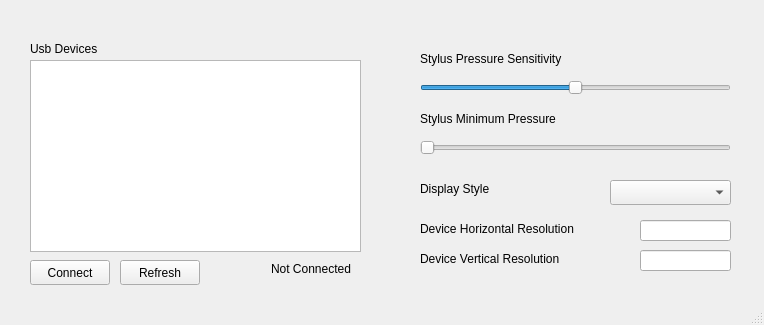
This is virtual-pen-linux-host/mainwindow.ui in androidvirtualpen/virtualpen as Qt 5 draws it before an edit. The edited form follows.
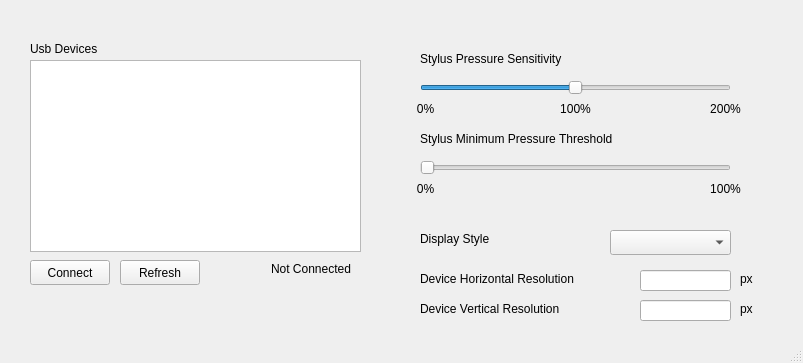
This is the edited form. Icons and pictures are not drawn.

The edit to the form file:
```diff
--- a/virtual-pen-linux-host/mainwindow.ui
+++ b/virtual-pen-linux-host/mainwindow.ui
@@ -6,10 +6,22 @@
    <rect>
     <x>0</x>
     <y>0</y>
-    <width>764</width>
-    <height>325</height>
+    <width>803</width>
+    <height>363</height>
    </rect>
   </property>
+  <property name="minimumSize">
+   <size>
+    <width>803</width>
+    <height>363</height>
+   </size>
+  </property>
+  <property name="maximumSize">
+   <size>
+    <width>803</width>
+    <height>363</height>
+   </size>
+  </property>
   <property name="windowTitle">
    <string>Android Virtual Pen</string>
   </property>
@@ -90,20 +102,20 @@
     <property name="geometry">
      <rect>
       <x>420</x>
-      <y>110</y>
+      <y>130</y>
       <width>311</width>
       <height>17</height>
      </rect>
     </property>
     <property name="text">
-     <string>Stylus Minimum Pressure</string>
+     <string>Stylus Minimum Pressure Threshold</string>
     </property>
    </widget>
    <widget class="QSlider" name="minimumPressureSlider">
     <property name="geometry">
      <rect>
       <x>420</x>
-      <y>140</y>
+      <y>160</y>
       <width>311</width>
       <height>16</height>
      </rect>
@@ -138,7 +150,7 @@
     <property name="geometry">
      <rect>
       <x>640</x>
-      <y>220</y>
+      <y>270</y>
       <width>91</width>
       <height>21</height>
      </rect>
@@ -148,7 +160,7 @@
     <property name="geometry">
      <rect>
       <x>420</x>
-      <y>220</y>
+      <y>270</y>
       <width>211</width>
       <height>17</height>
      </rect>
@@ -161,7 +173,7 @@
     <property name="geometry">
      <rect>
       <x>640</x>
-      <y>250</y>
+      <y>300</y>
       <width>91</width>
       <height>21</height>
      </rect>
@@ -174,7 +186,7 @@
     <property name="geometry">
      <rect>
       <x>420</x>
-      <y>250</y>
+      <y>300</y>
       <width>211</width>
       <height>17</height>
      </rect>
@@ -187,7 +199,7 @@
     <property name="geometry">
      <rect>
       <x>610</x>
-      <y>180</y>
+      <y>230</y>
       <width>121</width>
       <height>25</height>
      </rect>
@@ -197,7 +209,7 @@
     <property name="geometry">
      <rect>
       <x>420</x>
-      <y>180</y>
+      <y>230</y>
       <width>181</width>
       <height>17</height>
      </rect>
@@ -219,6 +231,118 @@
      <string>Refresh</string>
     </property>
    </widget>
+   <widget class="QLabel" name="label_8">
+    <property name="geometry">
+     <rect>
+      <x>550</x>
+      <y>100</y>
+      <width>51</width>
+      <height>17</height>
+     </rect>
+    </property>
+    <property name="text">
+     <string>100%</string>
+    </property>
+    <property name="alignment">
+     <set>Qt::AlignmentFlag::AlignCenter</set>
+    </property>
+   </widget>
+   <widget class="QLabel" name="label_9">
+    <property name="geometry">
+     <rect>
+      <x>700</x>
+      <y>100</y>
+      <width>51</width>
+      <height>17</height>
+     </rect>
+    </property>
+    <property name="text">
+     <string>200%</string>
+    </property>
+    <property name="alignment">
+     <set>Qt::AlignmentFlag::AlignCenter</set>
+    </property>
+   </widget>
+   <widget class="QLabel" name="label_10">
+    <property name="geometry">
+     <rect>
+      <x>400</x>
+      <y>100</y>
+      <width>51</width>
+      <height>17</height>
+     </rect>
+    </property>
+    <property name="text">
+     <string>0%</string>
+    </property>
+    <property name="alignment">
+     <set>Qt::AlignmentFlag::AlignCenter</set>
+    </property>
+   </widget>
+   <widget class="QLabel" name="label_11">
+    <property name="geometry">
+     <rect>
+      <x>740</x>
+      <y>270</y>
+      <width>51</width>
+      <height>17</height>
+     </rect>
+    </property>
+    <property name="text">
+     <string>px</string>
+    </property>
+    <property name="alignment">
+     <set>Qt::AlignmentFlag::AlignLeading|Qt::AlignmentFlag::AlignLeft|Qt::AlignmentFlag::AlignVCenter</set>
+    </property>
+   </widget>
+   <widget class="QLabel" name="label_12">
+    <property name="geometry">
+     <rect>
+      <x>740</x>
+      <y>300</y>
+      <width>51</width>
+      <height>17</height>
+     </rect>
+    </property>
+    <property name="text">
+     <string>px</string>
+    </property>
+    <property name="alignment">
+     <set>Qt::AlignmentFlag::AlignLeading|Qt::AlignmentFlag::AlignLeft|Qt::AlignmentFlag::AlignVCenter</set>
+    </property>
+   </widget>
+   <widget class="QLabel" name="label_13">
+    <property name="geometry">
+     <rect>
+      <x>400</x>
+      <y>180</y>
+      <width>51</width>
+      <height>17</height>
+     </rect>
+    </property>
+    <property name="text">
+     <string>0%</string>
+    </property>
+    <property name="alignment">
+     <set>Qt::AlignmentFlag::AlignCenter</set>
+    </property>
+   </widget>
+   <widget class="QLabel" name="label_14">
+    <property name="geometry">
+     <rect>
+      <x>700</x>
+      <y>180</y>
+      <width>51</width>
+      <height>17</height>
+     </rect>
+    </property>
+    <property name="text">
+     <string>100%</string>
+    </property>
+    <property name="alignment">
+     <set>Qt::AlignmentFlag::AlignCenter</set>
+    </property>
+   </widget>
   </widget>
   <widget class="QStatusBar" name="statusbar"/>
  </widget>
```
